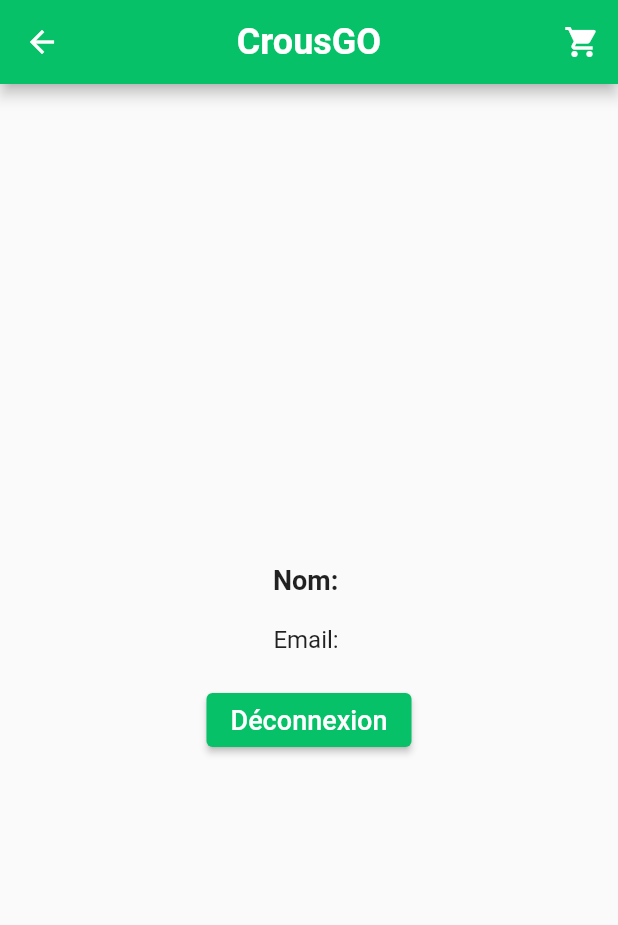
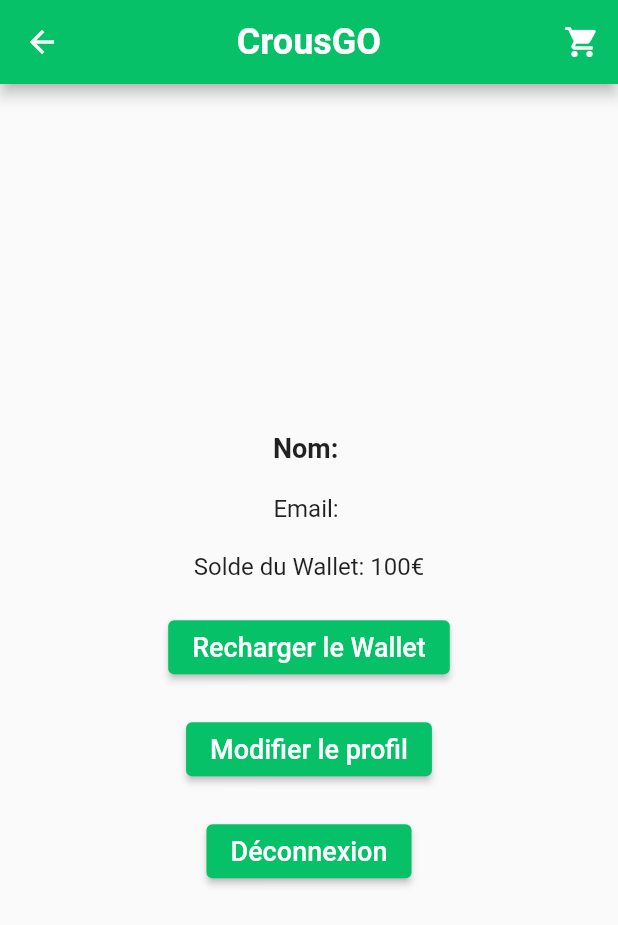
Before and after one commit to CrousGoApp/CROUSGo_app_frontend, a Flutter app: the ProfilePage screen opened directly, on a phone screen of 412 x 824 dp. Shown: the top 925 px of the screen. Run offline on Flutter 3.47's test engine with Material 2 defaults, Android fonts, the phone set to English and light mode, and no system bars; our stand-ins replace firebase_auth, firebase_core; accounts and stored records are empty; network calls fail.

Commit message:
page profil basic

```diff
--- a/lib/Pages/ProfilePage.dart
+++ b/lib/Pages/ProfilePage.dart
@@ -64,6 +64,50 @@
                 ),
               ),
             const SizedBox(height: 20),
+            // Affichage du solde du portefeuille (faux pour le moment, vous devrez intégrer avec votre source de vérité)
+            Text(
+              'Solde du Wallet: 100€', // Remplacez par le vrai solde du wallet
+              style: const TextStyle(
+                fontSize: 16,
+              ),
+            ),
+            const SizedBox(height: 20),
+            ElevatedButton(
+              onPressed: () {
+                _showRechargeDialog(context);
+              },
+              style: ElevatedButton.styleFrom(
+                backgroundColor: Color(0xFF06C167),
+              ),
+              child: const Text(
+                'Recharger le Wallet',
+                style: TextStyle(
+                  color: Colors.white,
+                  fontSize: 18,
+                ),
+              ),
+            ),
+            const SizedBox(height: 20),
+            ElevatedButton(
+              onPressed: () {
+                // Naviguer vers la page d'édition du profil
+                Navigator.push(
+                  context,
+                  MaterialPageRoute(builder: (context) => EditProfilePage(user: user)),
+                );
+              },
+              style: ElevatedButton.styleFrom(
+                backgroundColor: Color(0xFF06C167),
+              ),
+              child: const Text(
+                'Modifier le profil',
+                style: TextStyle(
+                  color: Colors.white,
+                  fontSize: 18,
+                ),
+              ),
+            ),
+            const SizedBox(height: 20),
             ElevatedButton(
               onPressed: () async {
                 try {
@@ -86,7 +130,69 @@
             ),
           ],
         ),
+      ),
+    );
+  }
 
+  void _showRechargeDialog(BuildContext context) {
+    showDialog(
+      context: context,
+      builder: (context) {
+        return AlertDialog(
+          title: Text('Recharger le Wallet'),
+          content: TextField(
+            decoration: InputDecoration(hintText: "Entrez le montant"),
+            keyboardType: TextInputType.number,
+            // ... Autres propriétés pour personnaliser ce champ
+          ),
+          actions: [
+            TextButton(
+              child: Text('Annuler'),
+              onPressed: () {
+                Navigator.of(context).pop();
+              },
+            ),
+            TextButton(
+              child: Text('Recharger'),
+              onPressed: () {
+                // Traitez le paiement et mettez à jour le solde du wallet ici
+                Navigator.of(context).pop();
+              },
+            ),
+          ],
+        );
+      },
+    );
+  }
+}
+
+// Ceci est une maquette de la page EditProfile.
+// Vous devrez ajouter des champs et des logiques appropriés pour la modification du profil.
+class EditProfilePage extends StatelessWidget {
+  final User? user;
+
+  EditProfilePage({required this.user});
+
+  @override
+  Widget build(BuildContext context) {
+    return Scaffold(
+      appBar: AppBar(
+        title: Text('Modifier le Profil'),
+      ),
+      body: Padding(
+        padding: const EdgeInsets.all(16.0),
+        child: Column(
+          children: [
+            // Ajoutez des champs pour modifier le nom, l'e-mail, etc.
+            // ...
+            ElevatedButton(
+              onPressed: () {
+                // Sauvegardez les modifications ici
+              },
+              child: Text('Sauvegarder'),
+            )
+          ],
+        ),
       ),
     );
   }
```
